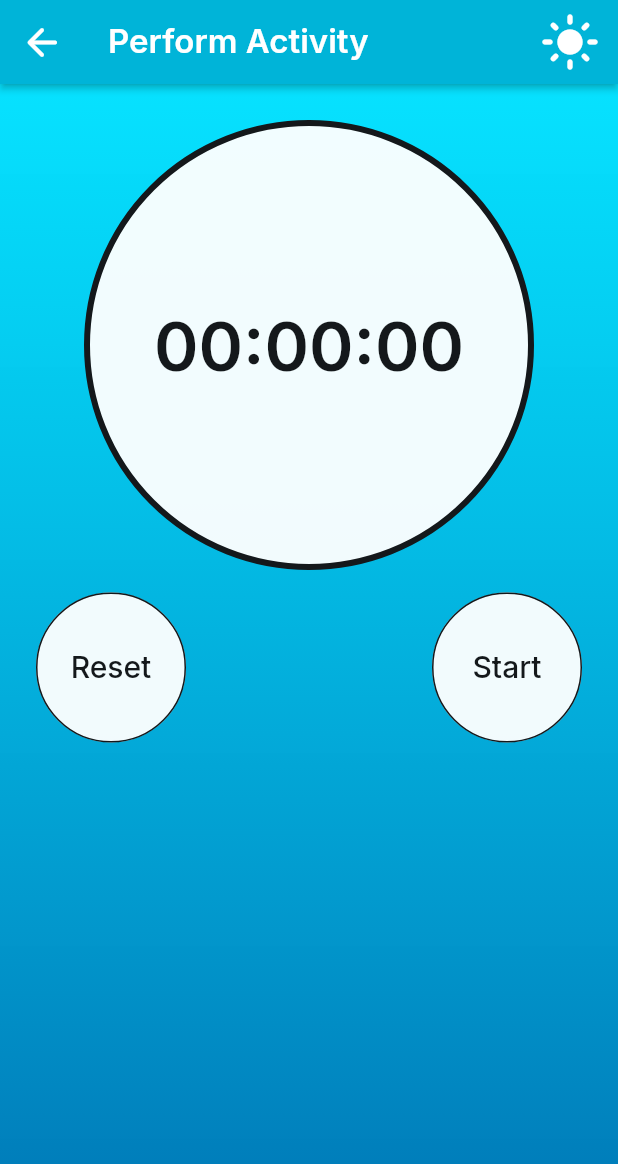
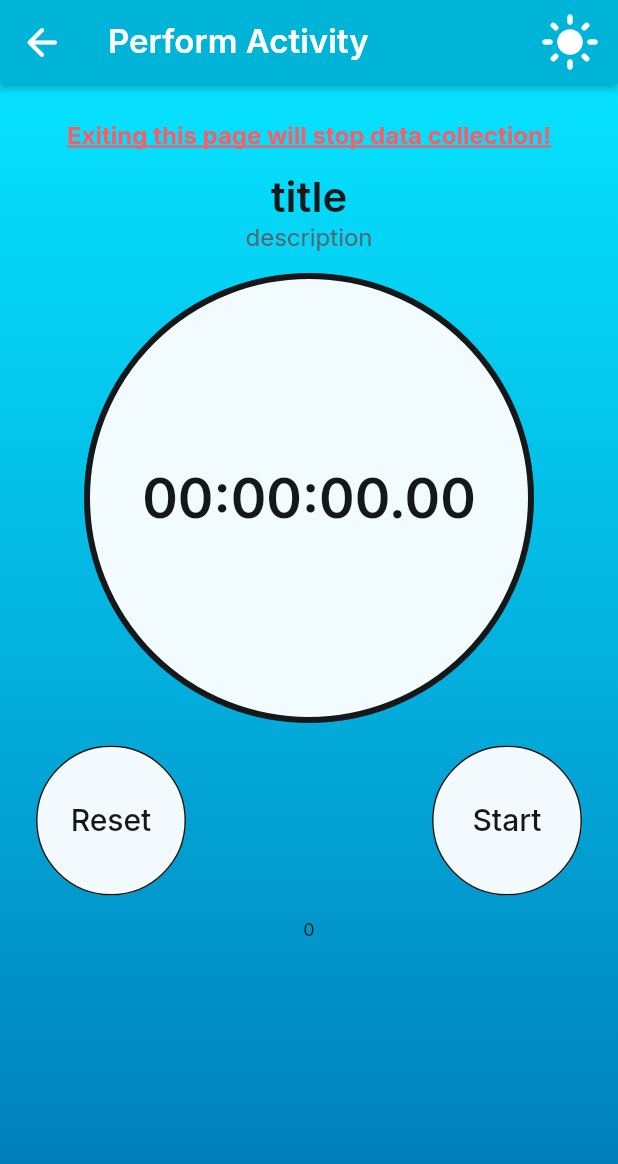
Before and after one commit to Plehndm/PhysiCoach-App, a Flutter app: the PerformActivityWidget screen opened by its route, on a phone screen of 412 x 824 dp. Shown: the top 1164 px of the screen. Run offline on Flutter 3.47's test engine with Material 3 defaults, Android fonts, the light colour scheme and no system bars; drawn by our look-alikes of auto_size_text; our stand-ins replace cloud_firestore, csv, dropdown_button2, easy_debounce, file_picker, firebase_auth and 23 more; missing offline and left inert: json_path, mime_type; accounts and stored records are empty.

Commit message:
Updating to latest FlutterFlow output.

```diff
--- a/lib/backend/schema/structs/acceleration_data_struct.dart
+++ b/lib/backend/schema/structs/acceleration_data_struct.dart
@@ -11,13 +11,13 @@ class AccelerationDataStruct extends FFFirebaseStruct {
     double? xAccel,
     double? yAccel,
     double? zAccel,
-    double? duration,
-    double? timeOccurred,
+    int? durrationMilliSec,
+    DateTime? timeOccurred,
     FirestoreUtilData firestoreUtilData = const FirestoreUtilData(),
   })  : _xAccel = xAccel,
         _yAccel = yAccel,
         _zAccel = zAccel,
-        _duration = duration,
+        _durrationMilliSec = durrationMilliSec,
         _timeOccurred = timeOccurred,
         super(firestoreUtilData);
 
@@ -48,22 +48,21 @@ class AccelerationDataStruct extends FFFirebaseStruct {
 
   bool hasZAccel() => _zAccel != null;
 
-  // "duration" field.
-  double? _duration;
-  double get duration => _duration ?? 1.0;
-  set duration(double? val) => _duration = val;
+  // "durrationMilliSec" field.
+  int? _durrationMilliSec;
+  int get durrationMilliSec => _durrationMilliSec ?? 0;
+  set durrationMilliSec(int? val) => _durrationMilliSec = val;
 
-  void incrementDuration(double amount) => duration = duration + amount;
+  void incrementDurrationMilliSec(int amount) =>
+      durrationMilliSec = durrationMilliSec + amount;
 
-  bool hasDuration() => _duration != null;
+  bool hasDurrationMilliSec() => _durrationMilliSec != null;
 
   // "timeOccurred" field.
-  double? _timeOccurred;
-  double get timeOccurred => _timeOccurred ?? 0.0;
-  set timeOccurred(double? val) => _timeOccurred = val;
-
-  void incrementTimeOccurred(double amount) =>
-      timeOccurred = timeOccurred + amount;
+  DateTime? _timeOccurred;
+  DateTime get timeOccurred =>
+      _timeOccurred ?? DateTime.fromMicrosecondsSinceEpoch(1738306800000000);
+  set timeOccurred(DateTime? val) => _timeOccurred = val;
 
   bool hasTimeOccurred() => _timeOccurred != null;
 
@@ -72,8 +71,8 @@ class AccelerationDataStruct extends FFFirebaseStruct {
         xAccel: castToType<double>(data['x-accel']),
         yAccel: castToType<double>(data['y-accel']),
         zAccel: castToType<double>(data['z-accel']),
-        duration: castToType<double>(data['duration']),
-        timeOccurred: castToType<double>(data['timeOccurred']),
+        durrationMilliSec: castToType<int>(data['durrationMilliSec']),
+        timeOccurred: data['timeOccurred'] as DateTime?,
       );
 
   static AccelerationDataStruct? maybeFromMap(dynamic data) => data is Map
@@ -84,7 +83,7 @@ class AccelerationDataStruct extends FFFirebaseStruct {
         'x-accel': _xAccel,
         'y-accel': _yAccel,
         'z-accel': _zAccel,
-        'duration': _duration,
+        'durrationMilliSec': _durrationMilliSec,
         'timeOccurred': _timeOccurred,
       }.withoutNulls;
 
@@ -102,13 +101,13 @@ class AccelerationDataStruct extends FFFirebaseStruct {
           _zAccel,
           ParamType.double,
         ),
-        'duration': serializeParam(
-          _duration,
-          ParamType.double,
+        'durrationMilliSec': serializeParam(
+          _durrationMilliSec,
+          ParamType.int,
         ),
         'timeOccurred': serializeParam(
           _timeOccurred,
-          ParamType.double,
+          ParamType.DateTime,
         ),
       }.withoutNulls;
 
@@ -130,14 +129,14 @@ class AccelerationDataStruct extends FFFirebaseStruct {
           ParamType.double,
           false,
         ),
-        duration: deserializeParam(
-          data['duration'],
-          ParamType.double,
+        durrationMilliSec: deserializeParam(
+          data['durrationMilliSec'],
+          ParamType.int,
           false,
         ),
         timeOccurred: deserializeParam(
           data['timeOccurred'],
-          ParamType.double,
+          ParamType.DateTime,
           false,
         ),
       );
@@ -151,21 +150,21 @@ class AccelerationDataStruct extends FFFirebaseStruct {
         xAccel == other.xAccel &&
         yAccel == other.yAccel &&
         zAccel == other.zAccel &&
-        duration == other.duration &&
+        durrationMilliSec == other.durrationMilliSec &&
         timeOccurred == other.timeOccurred;
   }
 
   @override
   int get hashCode => const ListEquality()
-      .hash([xAccel, yAccel, zAccel, duration, timeOccurred]);
+      .hash([xAccel, yAccel, zAccel, durrationMilliSec, timeOccurred]);
 }
 
 AccelerationDataStruct createAccelerationDataStruct({
   double? xAccel,
   double? yAccel,
   double? zAccel,
-  double? duration,
-  double? timeOccurred,
+  int? durrationMilliSec,
+  DateTime? timeOccurred,
   Map<String, dynamic> fieldValues = const {},
   bool clearUnsetFields = true,
   bool create = false,
@@ -175,7 +174,7 @@ AccelerationDataStruct createAccelerationDataStruct({
       xAccel: xAccel,
       yAccel: yAccel,
       zAccel: zAccel,
-      duration: duration,
+      durrationMilliSec: durrationMilliSec,
       timeOccurred: timeOccurred,
       firestoreUtilData: FirestoreUtilData(
         clearUnsetFields: clearUnsetFields,
--- /dev/null
+++ b/lib/flutter_flow/instant_timer.dart
@@ -0,0 +1,35 @@
+import 'dart:async';
+
+extension TimerExt on Timer? {
+  bool get isActive => this?.isActive ?? false;
+  int get tick => this?.tick ?? 0;
+}
+
+class InstantTimer implements Timer {
+  factory InstantTimer.periodic({
+    required Duration duration,
+    required void Function(Timer timer) callback,
+    bool startImmediately = true,
+  }) {
+    final myTimer = Timer.periodic(duration, callback);
+    if (startImmediately) {
+      Future.delayed(const Duration(seconds: 0)).then((_) => callback(myTimer));
+    }
+    return InstantTimer._(myTimer, startImmediately);
+  }
+
+  InstantTimer._(this._timer, this._startImmediately);
+  final Timer _timer;
+  final bool _startImmediately;
+
+  @override
+  void cancel() {
+    _timer.cancel();
+  }
+
+  @override
+  bool get isActive => _timer.isActive;
+
+  @override
+  int get tick => _timer.tick + (_startImmediately ? 1 : 0);
+}
--- a/lib/flutter_flow/nav/nav.dart
+++ b/lib/flutter_flow/nav/nav.dart
@@ -128,9 +128,9 @@ GoRouter createRouter(AppStateNotifier appStateNotifier) => GoRouter(
           ),
         ),
         FFRoute(
-          name: 'account',
-          path: '/account',
-          builder: (context, params) => const AccountWidget(),
+          name: 'profile',
+          path: '/profile',
+          builder: (context, params) => const ProfileWidget(),
         ),
         FFRoute(
           name: 'advancedRunningMetrics',
--- a/lib/index.dart
+++ b/lib/index.dart
@@ -5,7 +5,7 @@ export '/pages/onboarding/onboarding_widget.dart' show OnboardingWidget;
 export '/pages/details/details_widget.dart' show DetailsWidget;
 export '/pages/running_analysis/running_analysis_widget.dart'
     show RunningAnalysisWidget;
-export '/pages/account/account_widget.dart' show AccountWidget;
+export '/pages/profile/profile_widget.dart' show ProfileWidget;
 export '/pages/advanced_running_metrics/advanced_running_metrics_widget.dart'
     show AdvancedRunningMetricsWidget;
 export '/pages/triple_jump_analysis/triple_jump_analysis_widget.dart'
--- a/lib/pages/home/home_widget.dart
+++ b/lib/pages/home/home_widget.dart
@@ -1354,7 +1354,7 @@ class _HomeWidgetState extends State<HomeWidget> with TickerProviderStateMixin {
                           FFButtonWidget(
                             onPressed: () async {
                               context.pushNamed(
-                                'account',
+                                'profile',
                                 extra: <String, dynamic>{
                                   kTransitionInfoKey: const TransitionInfo(
                                     hasTransition: true,
@@ -1364,7 +1364,7 @@ class _HomeWidgetState extends State<HomeWidget> with TickerProviderStateMixin {
                                 },
                               );
                             },
-                            text: 'Account',
+                            text: 'Profile',
                             icon: const Icon(
                               Icons.person_sharp,
                               size: 24.0,
--- a/lib/pages/perform_activity/perform_activity_model.dart
+++ b/lib/pages/perform_activity/perform_activity_model.dart
@@ -2,6 +2,7 @@ import '/backend/backend.dart';
 import '/backend/schema/structs/index.dart';
 import '/flutter_flow/flutter_flow_timer.dart';
 import '/flutter_flow/flutter_flow_util.dart';
+import '/flutter_flow/instant_timer.dart';
 import 'package:stop_watch_timer/stop_watch_timer.dart';
 import 'perform_activity_widget.dart' show PerformActivityWidget;
 import 'package:flutter/material.dart';
@@ -13,21 +14,22 @@ class PerformActivityModel extends FlutterFlowModel<PerformActivityWidget> {
 
   ///  State fields for stateful widgets in this page.
 
+  InstantTimer? accelDataRecording;
+  // Stores action output result for [Custom Action - getAccelerometerData] action in performActivity widget.
+  AccelerationDataStruct? accellData;
   // State field(s) for Timer widget.
   final timerInitialTimeMs = 0;
   int timerMilliseconds = 0;
-  String timerValue = StopWatchTimer.getDisplayTime(0, milliSecond: false);
+  String timerValue = StopWatchTimer.getDisplayTime(0);
   FlutterFlowTimerController timerController =
       FlutterFlowTimerController(StopWatchTimer(mode: StopWatchMode.countUp));
-
-  // Stores action output result for [Custom Action - getAccelerometerData] action in Start-Button widget.
-  AccelerationDataStruct? accelerometerData;
 
   @override
   void initState(BuildContext context) {}
 
   @override
   void dispose() {
+    accelDataRecording?.cancel();
     timerController.dispose();
   }
 }
--- a/lib/pages/perform_activity/perform_activity_widget.dart
+++ b/lib/pages/perform_activity/perform_activity_widget.dart
@@ -4,9 +4,12 @@ import '/flutter_flow/flutter_flow_theme.dart';
 import '/flutter_flow/flutter_flow_timer.dart';
 import '/flutter_flow/flutter_flow_util.dart';
 import '/flutter_flow/flutter_flow_widgets.dart';
+import '/flutter_flow/instant_timer.dart';
 import '/custom_code/actions/index.dart' as actions;
 import 'package:stop_watch_timer/stop_watch_timer.dart';
 import 'package:flutter/material.dart';
+import 'package:flutter/scheduler.dart';
+import 'package:provider/provider.dart';
 import 'perform_activity_model.dart';
 export 'perform_activity_model.dart';
 
@@ -34,11 +37,46 @@ class _PerformActivityWidgetState extends State<PerformActivityWidget> {
     super.initState();
     _model = createModel(context, () => PerformActivityModel());
 
+    // On page load action.
+    SchedulerBinding.instance.addPostFrameCallback((_) async {
+      _model.accelDataRecording = InstantTimer.periodic(
+        duration: const Duration(milliseconds: 1000),
+        callback: (timer) async {
+          if (_model.isRecordingData == true) {
+            _model.accellData = await actions.getAccelerometerData(
+              getCurrentTimestamp,
+              AccelerationDataStruct(),
+            );
+            ScaffoldMessenger.of(context).showSnackBar(
+              SnackBar(
+                content: Text(
+                  'Data Point Taken!',
+                  style: TextStyle(
+                    color: FlutterFlowTheme.of(context).primaryText,
+                  ),
+                ),
+                duration: const Duration(milliseconds: 1000),
+                backgroundColor: FlutterFlowTheme.of(context).secondary,
+              ),
+            );
+            FFAppState().addToAccelerationAS(_model.accellData!);
+            safeSetState(() {});
+          }
+        },
+        startImmediately: true,
+      );
+    });
+
     WidgetsBinding.instance.addPostFrameCallback((_) => safeSetState(() {}));
   }
 
   @override
   void dispose() {
+    // On page dispose action.
+    () async {
+      _model.accelDataRecording?.cancel();
+    }();
+
     _model.dispose();
 
     super.dispose();
@@ -46,6 +84,8 @@ class _PerformActivityWidgetState extends State<PerformActivityWidget> {
 
   @override
   Widget build(BuildContext context) {
+    context.watch<FFAppState>();
+
     return GestureDetector(
       onTap: () {
         FocusScope.of(context).unfocus();
@@ -143,6 +183,51 @@ class _PerformActivityWidgetState extends State<PerformActivityWidget> {
             child: Column(
               mainAxisSize: MainAxisSize.max,
               children: [
+                Text(
+                  'Exiting this page will stop data collection!',
+                  style: FlutterFlowTheme.of(context).bodyMedium.override(
+                        fontFamily: 'Inter',
+                        color: FlutterFlowTheme.of(context).error,
+                        fontSize: 16.0,
+                        letterSpacing: 0.0,
+                        fontWeight: FontWeight.bold,
+                        decoration: TextDecoration.underline,
+                      ),
+                ),
+                Column(
+                  mainAxisSize: MainAxisSize.max,
+                  children: [
+                    Text(
+                      valueOrDefault<String>(
+                        widget.activityDoc?.title,
+                        'title',
+                      ).maybeHandleOverflow(
+                        maxChars: 50,
+                        replacement: '…',
+                      ),
+                      textAlign: TextAlign.center,
+                      style:
+                          FlutterFlowTheme.of(context).headlineMedium.override(
+                                fontFamily: 'Inter',
+                                letterSpacing: 0.0,
+                              ),
+                    ),
+                    Text(
+                      valueOrDefault<String>(
+                        widget.activityDoc?.description,
+                        'description',
+                      ).maybeHandleOverflow(
+                        maxChars: 80,
+                        replacement: '…',
+                      ),
+                      textAlign: TextAlign.center,
+                      style: FlutterFlowTheme.of(context).labelLarge.override(
+                            fontFamily: 'Inter',
+                            letterSpacing: 0.0,
+                          ),
+                    ),
+                  ],
+                ),
                 Container(
                   width: 300.0,
                   height: 300.0,
@@ -158,9 +243,8 @@ class _PerformActivityWidgetState extends State<PerformActivityWidget> {
                     alignment: const AlignmentDirectional(0.0, 0.0),
                     child: FlutterFlowTimer(
                       initialTime: _model.timerInitialTimeMs,
-                      getDisplayTime: (value) => StopWatchTimer.getDisplayTime(
-                          value,
-                          milliSecond: false),
+                      getDisplayTime: (value) =>
+                          StopWatchTimer.getDisplayTime(value),
                       controller: _model.timerController,
                       updateStateInterval: const Duration(milliseconds: 1000),
                       onChanged: (value, displayTime, shouldUpdate) {
@@ -169,12 +253,10 @@ class _PerformActivityWidgetState extends State<PerformActivityWidget> {
                         if (shouldUpdate) safeSetState(() {});
                       },
                       textAlign: TextAlign.start,
-                      style:
-                          FlutterFlowTheme.of(context).headlineSmall.override(
-                                fontFamily: 'Inter',
-                                fontSize: 45.0,
-                                letterSpacing: 0.0,
-                              ),
+                      style: FlutterFlowTheme.of(context).displaySmall.override(
+                            fontFamily: 'Inter',
+                            letterSpacing: 0.0,
+                          ),
                     ),
                   ),
                 ),
@@ -188,6 +270,17 @@ class _PerformActivityWidgetState extends State<PerformActivityWidget> {
                             _model.timerController.onStopTimer();
                             _model.isRecordingData = false;
                             safeSetState(() {});
+
+                            await widget.accelDataDoc!.reference.update({
+                              ...mapToFirestore(
+                                {
+                                  'accelerations':
+                                      getAccelerationDataListFirestoreData(
+                                    FFAppState().accelerationAS,
+                                  ),
+                                },
+                              ),
+                            });
                           },
                           text: 'Stop',
                           options: FFButtonOptions(
@@ -262,10 +355,6 @@ class _PerformActivityWidgetState extends State<PerformActivityWidget> {
                             _model.timerController.onStartTimer();
                             _model.isRecordingData = true;
                             safeSetState(() {});
-                            _model.accelerometerData =
-                                await actions.getAccelerometerData();
-
-                            safeSetState(() {});
                           },
                           text: 'Start',
                           options: FFButtonOptions(
@@ -298,6 +387,13 @@ class _PerformActivityWidgetState extends State<PerformActivityWidget> {
                       ),
                   ],
                 ),
+                Text(
+                  FFAppState().accelerationAS.length.toString(),
+                  style: FlutterFlowTheme.of(context).bodyMedium.override(
+                        fontFamily: 'Inter',
+                        letterSpacing: 0.0,
+                      ),
+                ),
               ].divide(const SizedBox(height: 15.0)),
             ),
           ),
--- a/lib/pages/account/account_model.dart
+++ b/lib/pages/profile/profile_model.dart
@@ -1,8 +1,8 @@
 import '/flutter_flow/flutter_flow_util.dart';
-import 'account_widget.dart' show AccountWidget;
+import 'profile_widget.dart' show ProfileWidget;
 import 'package:flutter/material.dart';
 
-class AccountModel extends FlutterFlowModel<AccountWidget> {
+class ProfileModel extends FlutterFlowModel<ProfileWidget> {
   ///  State fields for stateful widgets in this page.
 
   // State field(s) for TabBar widget.
--- a/lib/pages/profile_update/profile_update_widget.dart
+++ b/lib/pages/profile_update/profile_update_widget.dart
@@ -583,7 +583,7 @@ class _ProfileUpdateWidgetState extends State<ProfileUpdateWidget> {
                     ));
 
                     context.goNamed(
-                      'account',
+                      'profile',
                       extra: <String, dynamic>{
                         kTransitionInfoKey: const TransitionInfo(
                           hasTransition: true,
```
Also changed, not shown: lib/custom_code/actions/get_accelerometer_data.dart (+5 -5 lines), lib/pages/profile/profile_widget.dart (renamed from lib/pages/account/account_widget.dart, +9 -9 lines).
